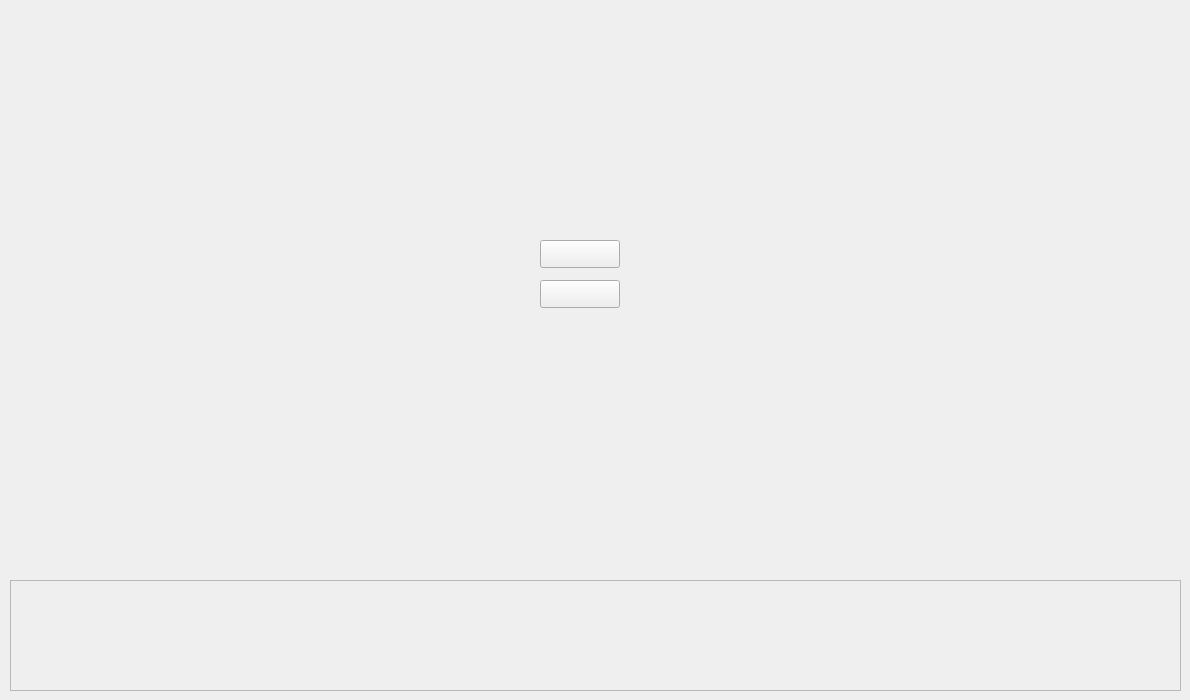
This is UploadWidget.ui in zydxnyy/FileClient as Qt 5 draws it before an edit. The edited form follows.
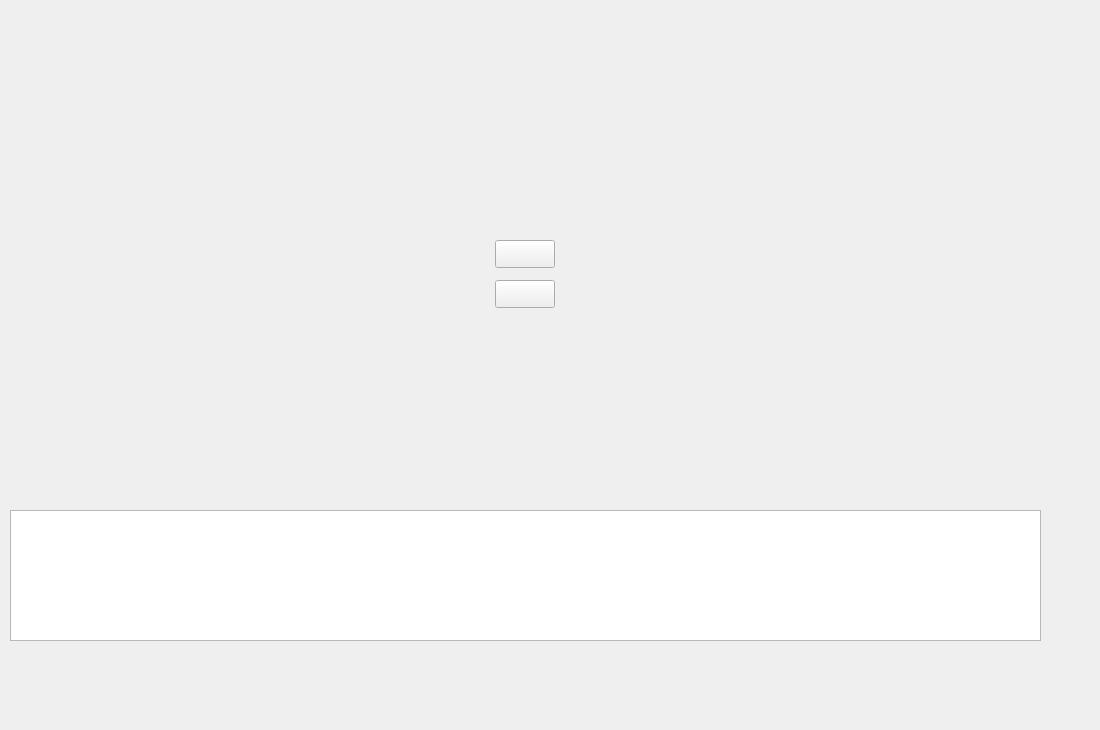
This is the edited form.

The edit to the form file:
```diff
--- a/UploadWidget.ui
+++ b/UploadWidget.ui
@@ -6,20 +6,20 @@
    <rect>
     <x>0</x>
     <y>0</y>
-    <width>1190</width>
-    <height>700</height>
+    <width>1100</width>
+    <height>730</height>
    </rect>
   </property>
   <property name="minimumSize">
    <size>
-    <width>1190</width>
-    <height>700</height>
+    <width>1100</width>
+    <height>730</height>
    </size>
   </property>
   <property name="maximumSize">
    <size>
-    <width>1190</width>
-    <height>700</height>
+    <width>1100</width>
+    <height>730</height>
    </size>
   </property>
   <property name="windowTitle">
@@ -28,9 +28,9 @@
   <widget class="QPushButton" name="uploadBtn">
    <property name="geometry">
     <rect>
-     <x>540</x>
+     <x>495</x>
      <y>240</y>
-     <width>80</width>
+     <width>60</width>
      <height>28</height>
     </rect>
    </property>
@@ -41,9 +41,9 @@
   <widget class="QPushButton" name="downloadBtn">
    <property name="geometry">
     <rect>
-     <x>540</x>
+     <x>495</x>
      <y>280</y>
-     <width>80</width>
+     <width>60</width>
      <height>28</height>
     </rect>
    </property>
@@ -51,28 +51,15 @@
     <string/>
    </property>
   </widget>
-  <widget class="QScrollArea" name="scrollArea">
+  <widget class="QListWidget" name="listWidget">
    <property name="geometry">
     <rect>
      <x>10</x>
-     <y>580</y>
-     <width>1171</width>
-     <height>111</height>
+     <y>510</y>
+     <width>1031</width>
+     <height>131</height>
     </rect>
    </property>
-   <property name="widgetResizable">
-    <bool>true</bool>
-   </property>
-   <widget class="QWidget" name="scrollAreaWidgetContents">
-    <property name="geometry">
-     <rect>
-      <x>0</x>
-      <y>0</y>
-      <width>1169</width>
-      <height>109</height>
-     </rect>
-    </property>
-   </widget>
   </widget>
  </widget>
  <resources/>
```
Left out of the diff: 2 changed lines with no effect on the pictures.
